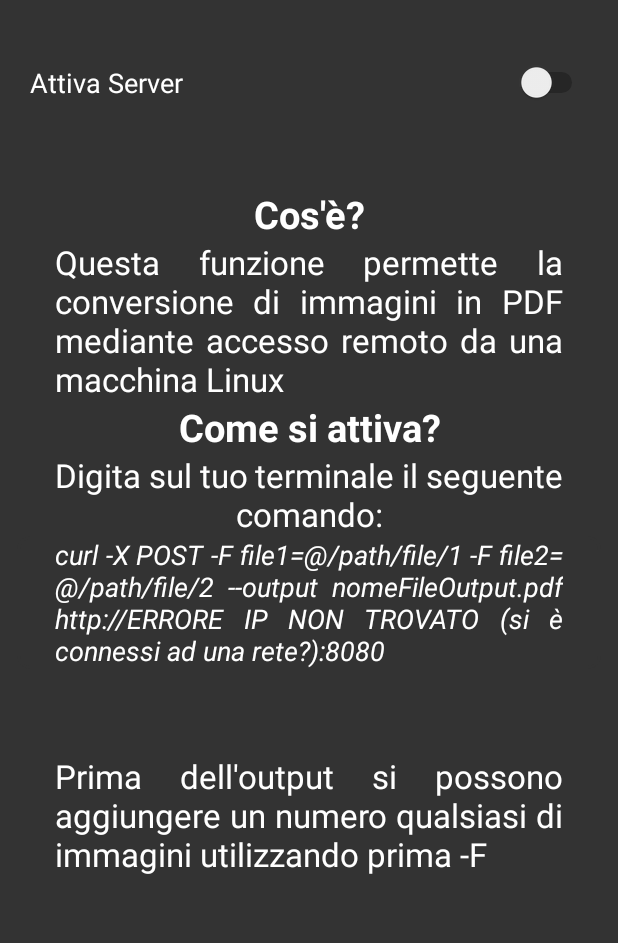
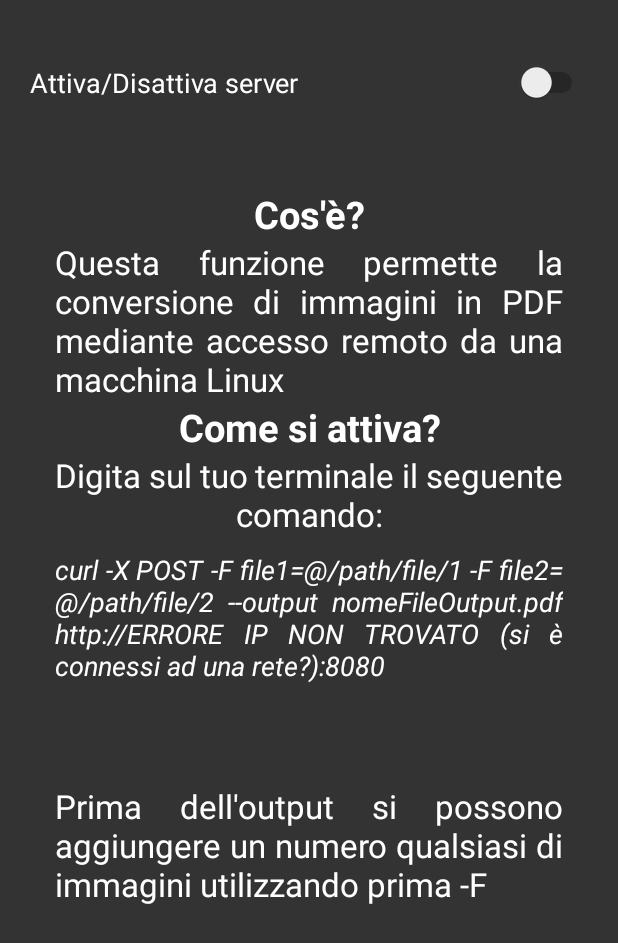
Before and after one commit to Kiriaevi/image2pdf, an Android app: the linuxIntegration screen opened directly, with no data from a screen before it, on a phone screen of 412 x 824 dp. Shown: the top 943 px of the screen. Run offline under Robolectric (Android 15) with nearby library versions, the phone set to English and light mode, and no system bars; libraries missing offline, so code that uses them is left out: fi.iki.elonen.

Commit message:
Migliorata grafica generale

```diff
--- a/app/src/main/res/layout/activity_linux_integration.xml
+++ b/app/src/main/res/layout/activity_linux_integration.xml
@@ -24,7 +24,7 @@
             android:layout_height="match_parent"
             android:paddingStart="20dp"
             android:paddingEnd="20dp"
-            android:text="Attiva Server"
+            android:text="Attiva/Disattiva server"
             android:textColor="@color/white"
             android:textSize="18sp"
             tools:ignore="UseSwitchCompatOrMaterialXml" />
@@ -122,6 +122,8 @@
             android:layout_marginEnd="11dp"
             android:justificationMode="inter_word"
             android:paddingStart="25dp"
+            android:paddingTop="10dp"
+            android:paddingBottom="10dp"
             android:textStyle="italic"
             android:paddingEnd="25dp"
             android:text="@string/comando"
```
